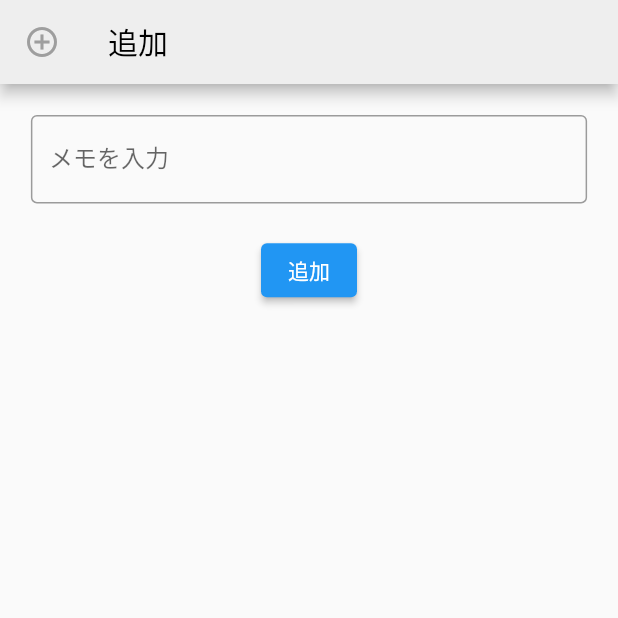
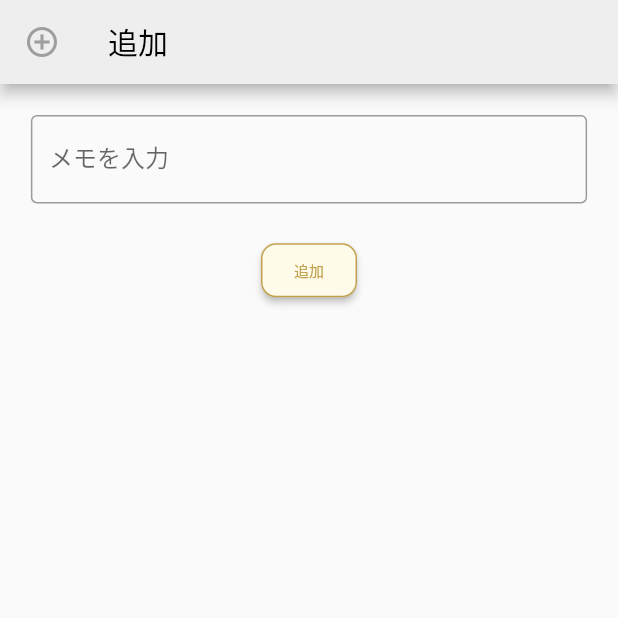
Before and after one commit to GawinGowin/flutter_scheduler, a Flutter app: the AddPage screen opened directly, on a phone screen of 412 x 824 dp, the top half of it. Run offline on Flutter 3.47's test engine with Material 2 defaults, Android fonts, the phone set to English and light mode, and no system bars; our stand-ins replace flutter_riverpod, shared_preferences, yaml; accounts and stored records are empty; Roboto replaces fonts that are missing (Noto Sans).

Commit message:
メモ追加画面のボタンデザインの変更

```diff
--- a/lib/itemPage.dart
+++ b/lib/itemPage.dart
@@ -1,6 +1,5 @@
 import 'package:flutter/material.dart';
 import "package:shared_preferences/shared_preferences.dart";
-
 
 class AddPage extends StatefulWidget {
   @override
@@ -17,7 +16,7 @@ class _AddPageState extends State<AddPage> {
     loadPref();
   }
 
-  void _addTextToList() async{
+  void _addTextToList() async {
     if (_textEditingController.text.isNotEmpty) {
       setState(() {
         _texts.add(_textEditingController.text);
@@ -27,7 +26,7 @@ class _AddPageState extends State<AddPage> {
     }
   }
 
-  void _removeTextFromList(int index) async{
+  void _removeTextFromList(int index) async {
     setState(() {
       _texts.removeAt(index);
       savePref();
@@ -40,25 +39,48 @@ class _AddPageState extends State<AddPage> {
 
     return Scaffold(
       appBar: AppBar(
-        leading: Icon(Icons.add_circle_outline, color: Colors.grey,),
-        title: Text("追加", style: TextStyle(color: Colors.black),),
-        backgroundColor: Colors.grey[200]
-      ),
+          leading: Icon(
+            Icons.add_circle_outline,
+            color: Colors.grey,
+          ),
+          title: Text(
+            "追加",
+            style: TextStyle(color: Colors.black),
+          ),
+          backgroundColor: Colors.grey[200]),
       body: Column(
         children: [
           Container(
-            margin: EdgeInsets.all(deviceWidth*0.05),
-            child:TextField(
-            controller: _textEditingController,
-            decoration: const InputDecoration(
-              border: OutlineInputBorder(),
-              labelText: 'メモを入力',
+            margin: EdgeInsets.all(deviceWidth * 0.05),
+            child: TextField(
+              controller: _textEditingController,
+              decoration: const InputDecoration(
+                border: OutlineInputBorder(),
+                labelText: 'メモを入力',
+              ),
             ),
-          ),),
-
+          ),
           ElevatedButton(
             onPressed: _addTextToList,
-            child: Text('追加'),
+            style: ElevatedButton.styleFrom(
+              backgroundColor: Color(0xfffffbea),
+              foregroundColor: Color(0xffc1a14e),
+              side: const BorderSide(
+                color: Color(0xffc1a14e),
+                width: 1,
+              ),
+              shape: RoundedRectangleBorder(
+                borderRadius: BorderRadius.circular(10),
+              ),
+            ),
+            child: Text(
+              '追加',
+              style: TextStyle(
+                color: Color(0xffc1a14e),
+                fontSize: 10,
+                fontFamily: "Noto Sans",
+              ),
+            ),
           ),
           Expanded(
             child: ListView.builder(
@@ -79,14 +101,14 @@ class _AddPageState extends State<AddPage> {
     );
   }
 
-  void loadPref() async{
+  void loadPref() async {
     final prefs = await SharedPreferences.getInstance();
-    setState((){
+    setState(() {
       _texts = (prefs.getStringList("texts") ?? []);
     });
   }
 
-  void savePref() async{
+  void savePref() async {
     final prefs = await SharedPreferences.getInstance();
     prefs.setStringList("texts", _texts);
   }
```
Also changed, not shown: lib/pageSettings.dart (+12 -6 lines).
